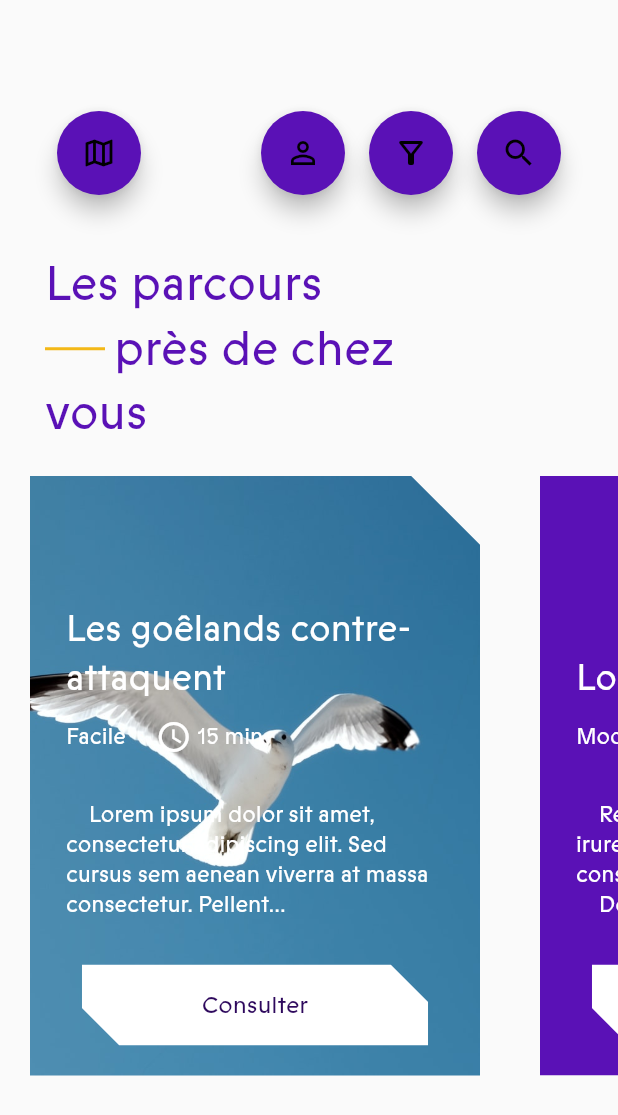
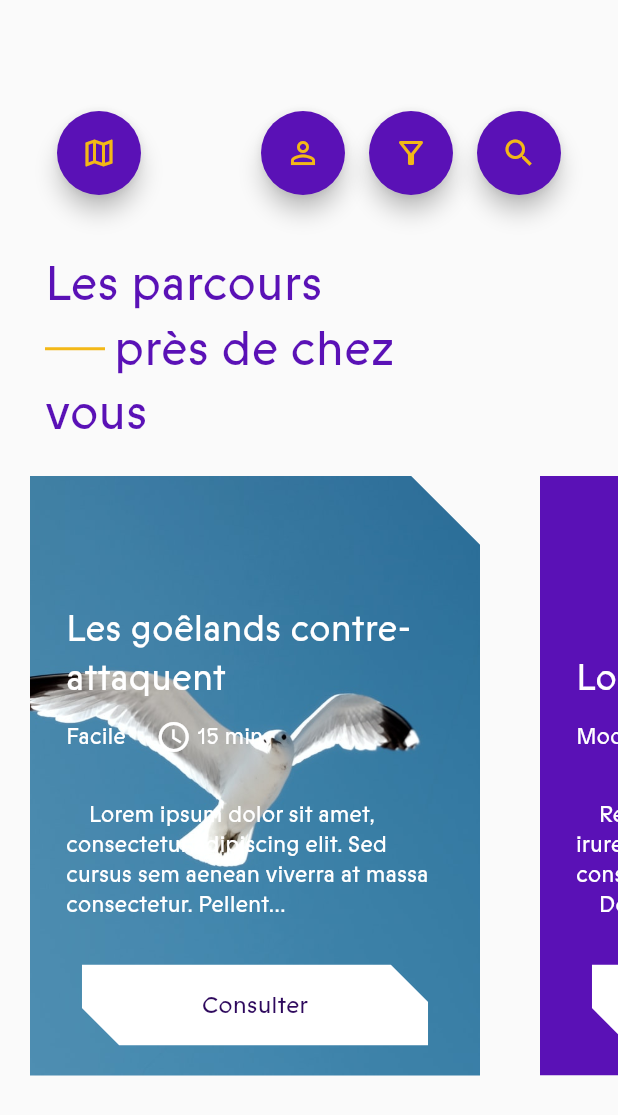
Before and after one commit to Explor-ea/exploreapp, a Flutter app: the NearAdventures screen opened directly, on a phone screen of 412 x 824 dp. Shown: the top 1115 px of the screen. Run offline on Flutter 3.47's test engine with Material 2 defaults, Android fonts, the phone set to English and light mode, and no system bars; our stand-ins replace carousel_slider, cloud_firestore, firebase_auth, firebase_core, flutter_map, geolocator and 3 more; accounts and stored records are empty; statements that could not run were skipped.

Commit message:
work on icon btns colors

```diff
--- a/lib/pages/start_screens/newcomer.dart
+++ b/lib/pages/start_screens/newcomer.dart
@@ -674,7 +674,7 @@ class _NewcomerState extends State<Newcomer> {
                             });
                           },
                           disabled: this.prefAgreedGeo == false,
-                          icon: Icon(Icons.check),
+                          icon: Icons.check,
                         ),
                         flex: 2,
                       ),
@@ -704,7 +704,7 @@ class _NewcomerState extends State<Newcomer> {
                             });
                           },
                           disabled: this.prefAgreedMicro == false,
-                          icon: Icon(Icons.check),
+                          icon: Icons.check,
                         ),
                         flex: 2,
                       ),
@@ -731,7 +731,7 @@ class _NewcomerState extends State<Newcomer> {
                             });
                           },
                           disabled: this.prefAgreedCamera == false,
-                          icon: Icon(Icons.check),
+                          icon: Icons.check,
                         ),
                         flex: 2,
                       ),
--- a/lib/src/authentification.dart
+++ b/lib/src/authentification.dart
@@ -147,7 +147,7 @@ class Authentification extends StatelessWidget {
                 ),
                 if (this.nextPage != null)
                   ExploreaBtn(
-                    icon: Icon(Icons.arrow_forward),
+                    icon: Icons.arrow_forward,
                     onPressed: () {
                       if (this.nextPage != null && this.email != null) {
                         pushReplaceToNextPage(context, nextPage!);
--- a/lib/wigets/explorea_fab.dart
+++ b/lib/wigets/explorea_fab.dart
@@ -7,6 +7,7 @@ class ExploreaFab extends StatelessWidget {
     Key? key,
     required this.padding,
     this.color = ExploreaColors.purple,
+    this.iconColor = ExploreaColors.yellow,
     required this.onPressed,
     this.icon,
   }) : super(key: key);
@@ -16,6 +17,7 @@ class ExploreaFab extends StatelessWidget {
 
   /// Something like `ExploreaColors.purple`
   final Color color;
+  final Color iconColor;
   final Function() onPressed;
 
   /// Something like `new Icon(Icons.close)`
@@ -28,6 +30,7 @@ class ExploreaFab extends StatelessWidget {
       child: FloatingActionButton(
         heroTag: null,
         backgroundColor: this.color,
+        foregroundColor: this.iconColor,
         onPressed: this.onPressed,
         child: this.icon,
       ),
```
Also changed, not shown: lib/wigets/explorea-btn.dart (+5 -2 lines).
